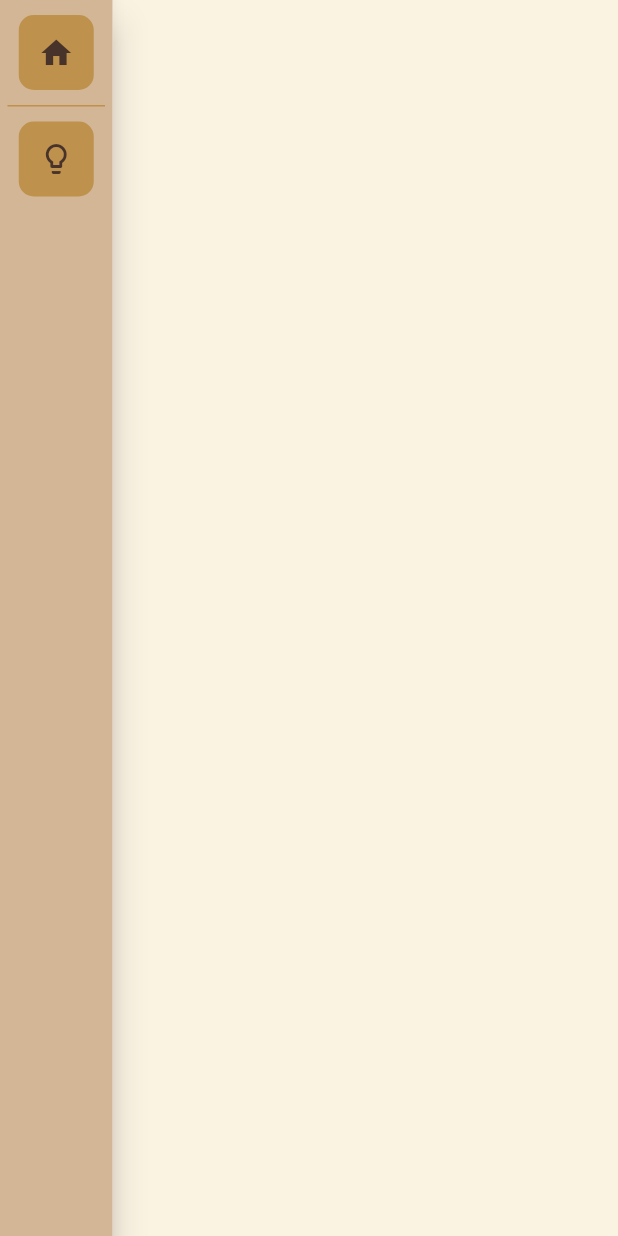
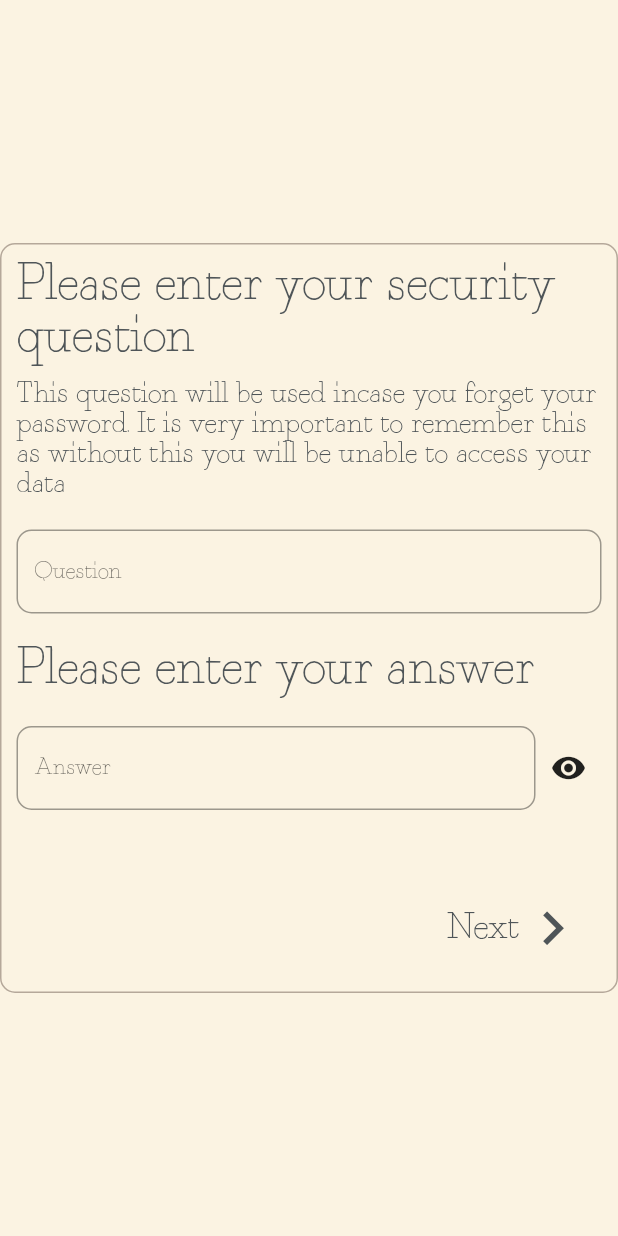
Before and after one commit to PandaBean18/password_manager, a Flutter app: the PasswordInput screen opened directly, after a tap on "Next", on a phone screen of 412 x 824 dp. Run offline on Flutter 3.47's test engine with Material 2 defaults, Android fonts, the phone set to English and light mode, and no system bars; missing offline and left inert: dart:ffi, win32.

Commit message:
implemented signup

```diff
--- a/lib/main.dart
+++ b/lib/main.dart
@@ -195,7 +195,7 @@ class _PasswordInputState extends State<PasswordInput> {
                           Navigator.push(
                               context,
                               MaterialPageRoute(
-                                  builder: ((context) => BaseApp())));
+                                  builder: ((context) => SecurityQuestion())));
                         },
                         child: Container(
                             padding: EdgeInsets.all(10),
@@ -221,3 +221,139 @@ class _PasswordInputState extends State<PasswordInput> {
     );
   }
 }
+
+class SecurityQuestion extends StatefulWidget {
+  const SecurityQuestion({super.key});
+
+  @override
+  State<SecurityQuestion> createState() => _SecurityQuestionState();
+}
+
+class _SecurityQuestionState extends State<SecurityQuestion> {
+  bool obscureText = true;
+
+  @override
+  Widget build(BuildContext context) {
+    return Scaffold(
+      backgroundColor: Color.fromARGB(255, 251, 243, 226),
+      body: Center(
+        child: Container(
+          height: 500,
+          width: 600,
+          padding: EdgeInsets.all(10),
+          decoration: BoxDecoration(
+              color: Color.fromARGB(255, 251, 243, 226),
+              border: Border.all(color: Color.fromARGB(100, 72, 51, 43)),
+              borderRadius: BorderRadius.circular(10)),
+          child: Column(
+              mainAxisAlignment: MainAxisAlignment.spaceBetween,
+              children: [
+                Column(
+                  mainAxisAlignment: MainAxisAlignment.spaceBetween,
+                  children: [
+                    Container(
+                        alignment: Alignment.centerLeft,
+                        child: Text(
+                          'Please enter your security question',
+                          style: TextStyle(
+                            color: Color.fromARGB(255, 79, 85, 88),
+                            fontSize: 35,
+                          ),
+                        )),
+                    Container(
+                      height: 10,
+                    ),
+                    Container(
+                      alignment: Alignment.centerLeft,
+                      child: Text(
+                          'This question will be used incase you forget your password. It is very important to remember this as without this you will be unable to access your data',
+                          style: TextStyle(
+                            color: Color.fromARGB(255, 79, 85, 88),
+                            fontSize: 20,
+                          )),
+                    ),
+                    Container(
+                      height: 20,
+                    ),
+                    TextField(
+                      decoration: InputDecoration(
+                          border: OutlineInputBorder(
+                            borderRadius: BorderRadius.circular(10),
+                          ),
+                          hintText: 'Question'),
+                    ),
+                    Container(
+                      height: 20,
+                    ),
+                    Container(
+                        alignment: Alignment.centerLeft,
+                        child: Text(
+                          'Please enter your answer',
+                          style: TextStyle(
+                            color: Color.fromARGB(255, 79, 85, 88),
+                            fontSize: 35,
+                          ),
+                        )),
+                    Container(
+                      height: 20,
+                    ),
+                    Container(
+                        child: Row(children: [
+                      Flexible(
+                          child: TextField(
+                        obscureText: obscureText,
+                        decoration: InputDecoration(
+                            border: OutlineInputBorder(
+                              borderRadius: BorderRadius.circular(10),
+                            ),
+                            hintText: 'Answer'),
+                      )),
+                      Container(
+                          margin: EdgeInsets.all(10),
+                          child: InkWell(
+                            onTap: () {
+                              setState(() {
+                                obscureText
+                                    ? (obscureText = false)
+                                    : (obscureText = true);
+                              });
+                            },
+                            child: Icon(Icons.remove_red_eye),
+                          ))
+                    ]))
+                  ],
+                ),
+                Row(
+                  mainAxisAlignment: MainAxisAlignment.end,
+                  children: [
+                    InkWell(
+                        onTap: () {
+                          Navigator.push(
+                              context,
+                              MaterialPageRoute(
+                                  builder: ((context) => BaseApp())));
+                        },
+                        child: Container(
+                            padding: EdgeInsets.all(10),
+                            child: Row(children: [
+                              Text(
+                                'Next',
+                                style: TextStyle(
+                                  color: Color.fromARGB(255, 79, 85, 88),
+                                  fontSize: 25,
+                                ),
+                              ),
+                              Icon(
+                                Icons.navigate_next,
+                                color: Color.fromARGB(255, 79, 85, 88),
+                                size: 45,
+                              )
+                            ])))
+                  ],
+                )
+              ]),
+        ),
+      ),
+    );
+  }
+}
```
